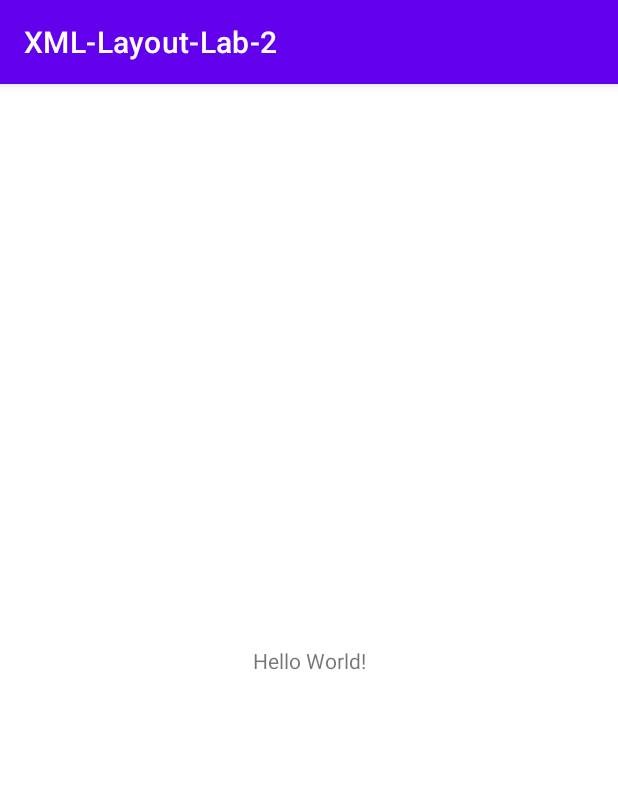
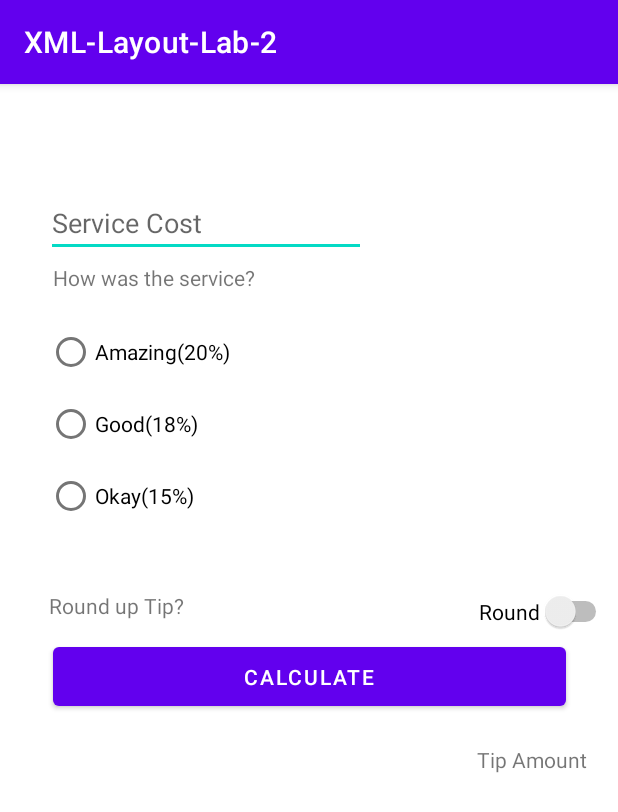
Before and after one commit to aakritisapkota10/XML-layouts-lab2, an Android app: the screen it shows after launch (MainActivity), on a phone screen of 412 x 824 dp. Shown: the top 812 px of the screen. Run offline under Robolectric (Android 15) with nearby library versions, the phone set to English and light mode, and no system bars.

Commit message:
Tip calculator completed

```diff
--- a/app/src/main/java/com/example/xml_layout_lab_2/MainActivity.kt
+++ b/app/src/main/java/com/example/xml_layout_lab_2/MainActivity.kt
@@ -2,10 +2,46 @@ package com.example.xml_layout_lab_2
 
 import androidx.appcompat.app.AppCompatActivity
 import android.os.Bundle
+import android.util.Log
+import android.view.View
+import android.widget.*
+import kotlin.math.roundToInt
 
 class MainActivity : AppCompatActivity() {
     override fun onCreate(savedInstanceState: Bundle?) {
         super.onCreate(savedInstanceState)
         setContentView(R.layout.activity_main)
+
+        val button: Button = findViewById<Button>(R.id.button)
+        val text: EditText = findViewById<EditText>(R.id.editText)
+        val rG: RadioGroup = findViewById<RadioGroup>(R.id.radioGroup)
+        val tvTipAmt: TextView = findViewById<TextView>(R.id.tvTipAmount)
+        val swRound: Switch = findViewById<Switch>(R.id.switch1)
+
+        button.setOnClickListener(View.OnClickListener {
+            var tipAmt = 0f
+            val tipPercent: Float
+            val rbId: Int = rG.checkedRadioButtonId
+            try {
+                tipAmt = text.text.toString().toFloat()
+                if (rbId != -1) {
+                    val rB: RadioButton = findViewById<RadioButton>(rbId)
+                    val rbVal: String = rB.text.toString()
+                    tipPercent = when (rbVal) {
+                        "Amazing(20%)" -> 0.20f
+                        "Good(18%)" -> 0.18f
+                        "Okay(15%)" -> 0.15f
+                        else -> 0f
+                    }
+                    tipAmt *= tipPercent
+                    if (swRound.isChecked) {
+                        tipAmt = tipAmt.roundToInt().toFloat()
+                    }
+                    tvTipAmt.text= "Tip Amount: $tipAmt"
+                }
+            } catch (e: NumberFormatException) {
+                Log.d("error", "error in parsing")
+            }
+        })
     }
 }
--- a/app/src/main/res/layout/activity_main.xml
+++ b/app/src/main/res/layout/activity_main.xml
@@ -6,13 +6,103 @@
     android:layout_height="match_parent"
     tools:context=".MainActivity">
 
-    <TextView
+    <EditText
+        android:id="@+id/editText"
         android:layout_width="wrap_content"
         android:layout_height="wrap_content"
-        android:text="Hello World!"
+        android:layout_marginStart="16dp"
+        android:ems="10"
+        android:hint="Service Cost"
+        android:inputType="textPersonName"
         app:layout_constraintBottom_toBottomOf="parent"
         app:layout_constraintEnd_toEndOf="parent"
+        app:layout_constraintHorizontal_bias="0.081"
         app:layout_constraintStart_toStartOf="parent"
-        app:layout_constraintTop_toTopOf="parent" />
+        app:layout_constraintTop_toTopOf="parent"
+        app:layout_constraintVertical_bias="0.097" />
+
+    <Button
+        android:id="@+id/button"
+        android:layout_width="342dp"
+        android:layout_height="51dp"
+        android:layout_marginTop="12dp"
+        android:text="Calculate"
+        app:layout_constraintEnd_toEndOf="parent"
+        app:layout_constraintHorizontal_bias="0.507"
+        app:layout_constraintStart_toStartOf="parent"
+        app:layout_constraintTop_toBottomOf="@+id/textView" />
+
+    <TextView
+        android:id="@+id/textView"
+        android:layout_width="wrap_content"
+        android:layout_height="wrap_content"
+        android:layout_marginTop="36dp"
+        android:text="Round up Tip?"
+        app:layout_constraintEnd_toStartOf="@+id/switch1"
+        app:layout_constraintHorizontal_bias="0.141"
+        app:layout_constraintStart_toStartOf="parent"
+        app:layout_constraintTop_toBottomOf="@+id/radioGroup" />
+
+    <TextView
+        android:id="@+id/tvTipAmount"
+        android:layout_width="wrap_content"
+        android:layout_height="wrap_content"
+        android:layout_marginTop="20dp"
+        android:text="Tip Amount"
+        app:layout_constraintEnd_toEndOf="parent"
+        app:layout_constraintHorizontal_bias="0.938"
+        app:layout_constraintStart_toStartOf="parent"
+        app:layout_constraintTop_toBottomOf="@+id/button" />
+
+    <Switch
+        android:id="@+id/switch1"
+        android:layout_width="wrap_content"
+        android:layout_height="wrap_content"
+        android:layout_marginTop="36dp"
+        android:layout_marginEnd="4dp"
+        android:text="Round"
+        app:layout_constraintEnd_toEndOf="parent"
+        app:layout_constraintTop_toBottomOf="@+id/radioGroup" />
+
+    <RadioGroup
+        android:id="@+id/radioGroup"
+        android:layout_width="202dp"
+        android:layout_height="147dp"
+        android:layout_marginTop="16dp"
+        app:layout_constraintEnd_toEndOf="parent"
+        app:layout_constraintHorizontal_bias="0.148"
+        app:layout_constraintStart_toStartOf="parent"
+        app:layout_constraintTop_toBottomOf="@+id/textView2">
+
+        <RadioButton
+            android:id="@+id/rb20"
+            android:layout_width="wrap_content"
+            android:layout_height="wrap_content"
+            android:text="Amazing(20%)" />
+
+        <RadioButton
+            android:id="@+id/rb18"
+            android:layout_width="match_parent"
+            android:layout_height="wrap_content"
+            android:text="Good(18%)" />
+
+        <RadioButton
+            android:id="@+id/rb15"
+            android:layout_width="113dp"
+            android:layout_height="wrap_content"
+            android:text="Okay(15%)" />
+
+    </RadioGroup>
+
+    <TextView
+        android:id="@+id/textView2"
+        android:layout_width="wrap_content"
+        android:layout_height="wrap_content"
+        android:layout_marginTop="4dp"
+        android:text="How was the service?"
+        app:layout_constraintEnd_toEndOf="parent"
+        app:layout_constraintHorizontal_bias="0.127"
+        app:layout_constraintStart_toStartOf="parent"
+        app:layout_constraintTop_toBottomOf="@+id/editText" />
 
 </androidx.constraintlayout.widget.ConstraintLayout>
```
